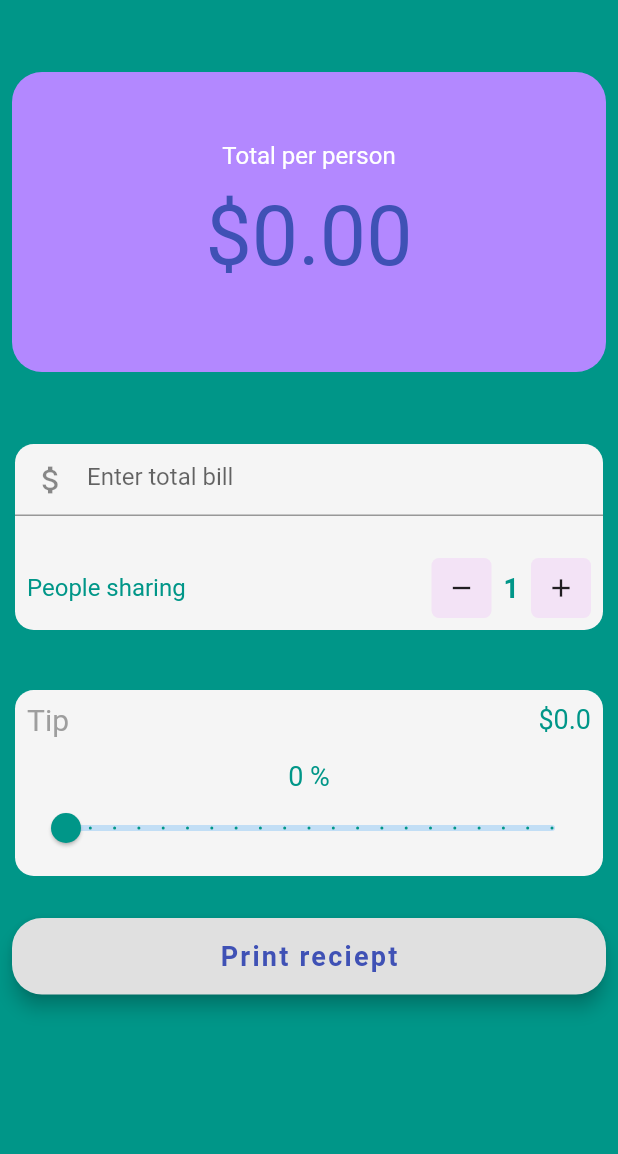
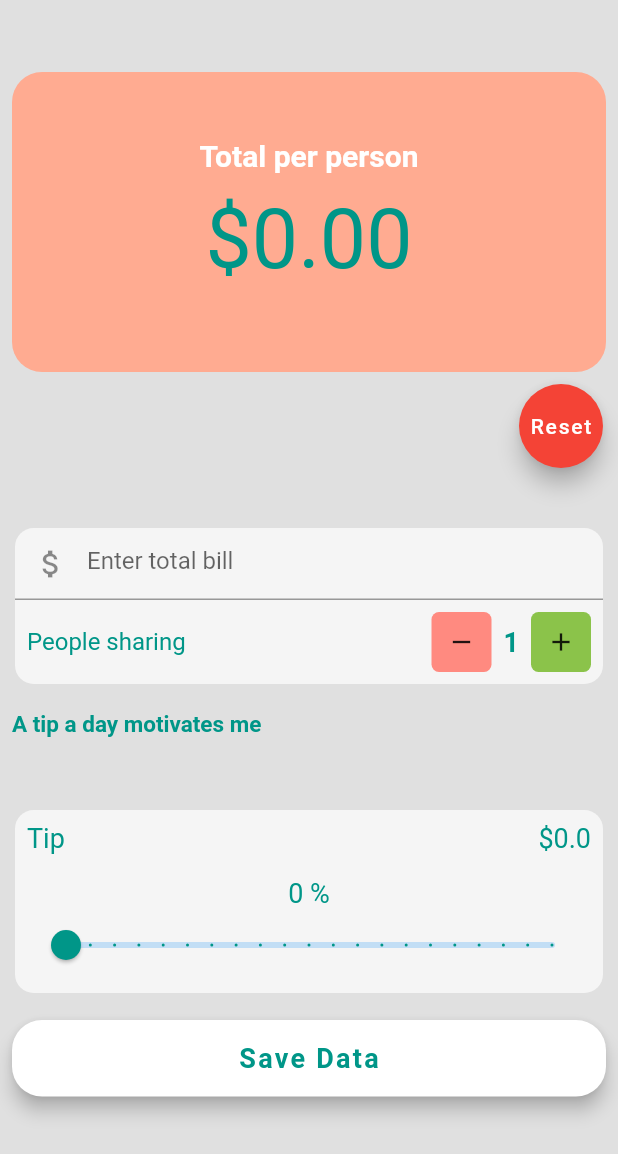
Before and after one commit to KendiJ/Bill-Splitter, a Flutter app: the screen it shows after launch, on a phone screen of 412 x 824 dp. Shown: the top 1154 px of the screen. Run offline on Flutter 3.47's test engine with Material 2 defaults, Android fonts, the phone set to English and light mode, and no system bars; our stand-ins replace cloud_firestore, simple_animations; accounts and stored records are empty.

Commit message:
Modified the UI

```diff
--- a/lib/Screens/home.dart
+++ b/lib/Screens/home.dart
@@ -1,7 +1,8 @@
-
+import 'package:cloud_firestore/cloud_firestore.dart';
 import 'package:flutter/cupertino.dart';
 import 'package:flutter/material.dart';
-import 'package:share_cost/Screens/reciepts.dart';
+import 'package:share_cost/animations/fadeAnimation.dart';
+// import 'package:share_cost/Screens/reciepts.dart';
 
 class HomeScreen extends StatefulWidget {
   @override
@@ -14,10 +15,29 @@ class _HomeScreenState extends State<HomeScreen> {
   double personAmount = 0;
   int personCount = 1;
   double tipAmount = 0;
+
+  //the reset button parameters
+  bool resetispressed = true;
+  void resetbutton(){}
+
+  // Map function wich is called in the database
+  Map bills;
+
+  addBills() {
+
+    Map<String, dynamic> demoBills = {"name" : "Super Splitter"};
+
+    CollectionReference collectionReference = Firestore.instance.collection('bills');
+    collectionReference.add(demoBills);
+  }
+
   @override
   Widget build(BuildContext context) {
+
+
+
     return Scaffold(
-      backgroundColor: Colors.teal,
+      backgroundColor: Colors.grey[300],
       body: Padding(
         padding: const EdgeInsets.only(top: 40),
         child: Container(
@@ -25,21 +45,21 @@ class _HomeScreenState extends State<HomeScreen> {
           child: ListView(
             scrollDirection: Axis.vertical,
             children: <Widget>[
-              Padding(
+              FadeAnimation(1.4, Padding(
                 padding: const EdgeInsets.all(8.0),
                 child: Container(
                     height: 200.0,
                     width: 600.0,
                     decoration: BoxDecoration(
                       borderRadius: BorderRadius.circular(20.0),
-                      color: Colors.deepPurpleAccent[100],
+                      color: Colors.deepOrange[200],
                     ),
                     child: Column(
                       mainAxisAlignment: MainAxisAlignment.center,
                       children: <Widget>[
                         Text(
                           "Total per person",
-                          style: TextStyle(color: Colors.white, fontSize: 16.0),
+                          style: TextStyle(color: Colors.white,fontWeight: FontWeight.bold, fontSize: 20.0),
                         ),
                         Padding(
                           padding: const EdgeInsets.all(12.0),
@@ -47,14 +67,29 @@ class _HomeScreenState extends State<HomeScreen> {
                             "\$${personAmount.toStringAsFixed(2)}",
                             style: TextStyle(
                               fontSize: 55.0,
-                              color: Colors.indigo,
+                              color: Colors.teal,
                             ),
                           ),
                         ),
                       ],
                     )),
+              )),
+
+              FadeAnimation(2,Padding(
+                padding: const EdgeInsets.symmetric(horizontal: 10),
+                child: Row(
+                  mainAxisAlignment: MainAxisAlignment.end,
+                  children: <Widget>[
+                    FloatingActionButton(
+                      child: Text("Reset"),
+                      backgroundColor: Colors.red,
+                      onPressed: resetispressed ? resetbutton: null,
                     ),
-              Container(
+                  ],
+                ),
+              )),
+
+              FadeAnimation(1.4, Container(
                 margin:
                     const EdgeInsets.only(left: 10.0, right: 10.0, top: 40.0),
                 decoration: BoxDecoration(
@@ -79,9 +114,7 @@ class _HomeScreenState extends State<HomeScreen> {
                         });
                       },
                     ),
-                    SizedBox(
-                      height: 20,
-                    ),
+
                     Padding(
                       padding: const EdgeInsets.all(8.0),
                       child: Row(
@@ -109,8 +142,7 @@ class _HomeScreenState extends State<HomeScreen> {
                                     height: 40.0,
                                     width: 40.0,
                                     decoration: BoxDecoration(
-                                        color: Colors.purpleAccent
-                                            .withOpacity(0.1),
+                                        color: Colors.redAccent[100],
                                         borderRadius:
                                             BorderRadius.circular(5.0)),
                                     child: Icon(
@@ -145,7 +177,7 @@ class _HomeScreenState extends State<HomeScreen> {
                                   width: 40.0,
                                   decoration: BoxDecoration(
                                       color:
-                                          Colors.purpleAccent.withOpacity(0.1),
+                                          Colors.lightGreen,
                                       borderRadius: BorderRadius.circular(5.0)),
                                   child: Icon(
                                     Icons.add,
@@ -160,8 +192,15 @@ class _HomeScreenState extends State<HomeScreen> {
                     ),
                   ],
                 ),
+              )),
+              SizedBox(height:10),
+              FadeAnimation(1.8,Padding(
+                padding: const EdgeInsets.all(8.0),
+                child: Text(
+                  "A tip a day motivates me", style: TextStyle(fontWeight: FontWeight.w600, color: Colors.teal, fontSize: 15),
                 ),
-              Container(
+              )),
+              FadeAnimation(1.6, Container(
                 margin:
                     const EdgeInsets.only(left: 10.0, right: 10.0, top: 40.0),
                 decoration: BoxDecoration(
@@ -178,14 +217,14 @@ class _HomeScreenState extends State<HomeScreen> {
                           Text(
                             "Tip",
                             style:
-                                TextStyle(color: Colors.grey, fontSize: 20.0),
+                                TextStyle(color: Colors.teal, fontSize: 18),
                           ),
                           // ignore: unnecessary_brace_in_string_interps
                           Text(
                             // ignore: unnecessary_brace_in_string_interps
                             "\$${tipAmount}",
-                            style: TextStyle(
-                                color: Colors.teal, fontSize: 18.0),
+                            style:
+                                TextStyle(color: Colors.teal, fontSize: 18.0),
                           ),
                         ],
                       ),
@@ -196,8 +235,8 @@ class _HomeScreenState extends State<HomeScreen> {
                         children: <Widget>[
                           Text(
                             "$tipPercentage %",
-                            style: TextStyle(
-                                color: Colors.teal, fontSize: 18.0),
+                            style:
+                                TextStyle(color: Colors.teal, fontSize: 18.0),
                           ),
                           Slider(
                             value: tipPercentage.toDouble(),
@@ -219,31 +258,32 @@ class _HomeScreenState extends State<HomeScreen> {
                     )
                   ],
                 ),
-              ),
-              SizedBox(height: 20),
-              Container(
+              )),
+              SizedBox(height: 10),
+              FadeAnimation(1.8, Container(
                   child: Padding(
                 padding: const EdgeInsets.all(8.0),
                 child: RaisedButton(
                     elevation: 5,
                     onPressed: () {
-                          Navigator.push(context, MaterialPageRoute(builder: (context) => Reciepts()));
+                      addBills();
+                      // Navigator.push(context, MaterialPageRoute(builder: (context) => Reciepts()));
                     },
                     padding: EdgeInsets.all(15.0),
                     shape: RoundedRectangleBorder(
                       borderRadius: BorderRadius.circular(20.0),
                     ),
-                        color: Colors.deepPurpleAccent[50],
+                    color: Colors.white,
                     child: Text(
-                          'Print reciept',
+                      'Save Data',
                       style: TextStyle(
-                            color: Colors.indigo,
+                        color: Colors.teal,
                         letterSpacing: 1.5,
                         fontSize: 18.0,
                         fontWeight: FontWeight.bold,
                       ),
                     )),
-                  ))
+              )))
             ],
           ),
         ),
--- a/lib/Screens/reciepts.dart
+++ /dev/null
@@ -1,16 +0,0 @@
-import 'package:flutter/material.dart';
-import 'package:flutter/cupertino.dart';
-
-class Reciepts extends StatefulWidget {
-  @override
-  _RecieptsState createState() => _RecieptsState();
-}
-
-class _RecieptsState extends State<Reciepts> {
-  @override
-  Widget build(BuildContext context) {
-    return Scaffold(
-      backgroundColor: Colors.teal,
-    );
-  }
-}
--- /dev/null
+++ b/lib/animations/fadeAnimation.dart
@@ -0,0 +1,37 @@
+import 'package:flutter/material.dart';
+import 'package:simple_animations/simple_animations.dart';
+
+class FadeAnimation extends StatelessWidget {
+  final double delay;
+  final Widget child;
+
+  FadeAnimation(this.delay, this.child);
+
+  @override
+  Widget build(BuildContext context) {
+    // ignore: deprecated_member_use
+    final tween = MultiTrackTween([
+      // ignore: deprecated_member_use
+      Track("opacity").add(Duration(milliseconds: 500), Tween(begin: 0.0, end: 1.0)),
+      // ignore: deprecated_member_use
+      Track("translateY").add(
+          Duration(milliseconds: 1000), Tween(begin: -30.0, end: 0.0),
+          curve: Curves.easeOut)
+    ]);
+
+    // ignore: deprecated_member_use
+    return ControlledAnimation(
+      delay: Duration(milliseconds: (500 * delay).round()),
+      duration: tween.duration,
+      tween: tween,
+      child: child,
+      builderWithChild: (context, child, animation) => Opacity(
+        opacity: animation["opacity"],
+        child: Transform.translate(
+            offset: Offset(0, animation["translateY"]),
+            child: child
+        ),
+      ),
+    );
+  }
+}
--- a/pubspec.yaml
+++ b/pubspec.yaml
@@ -24,6 +24,7 @@ dependencies:
   flutter:
     sdk: flutter
   cloud_firestore:
+  simple_animations:
 
 
   # The following adds the Cupertino Icons font to your application.
```
Also changed, not shown: pubspec.lock, 1 other file. Lines whose indentation alone changed are shown as unchanged.
